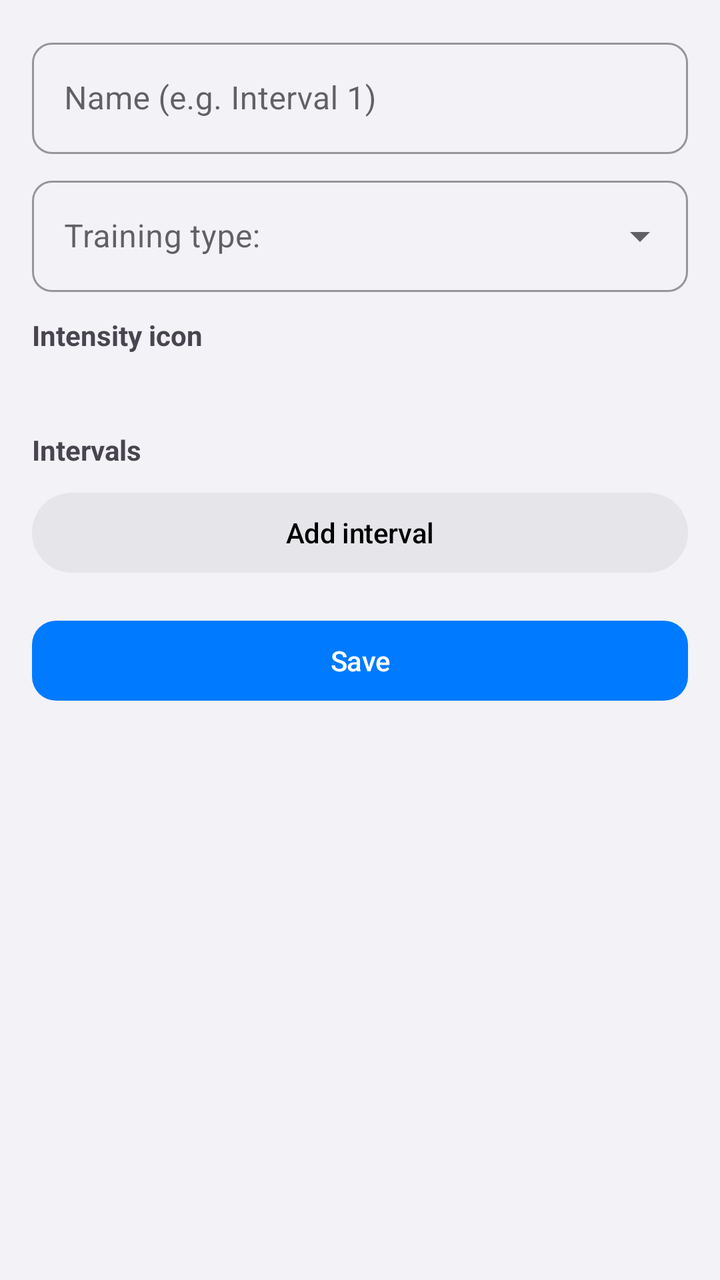
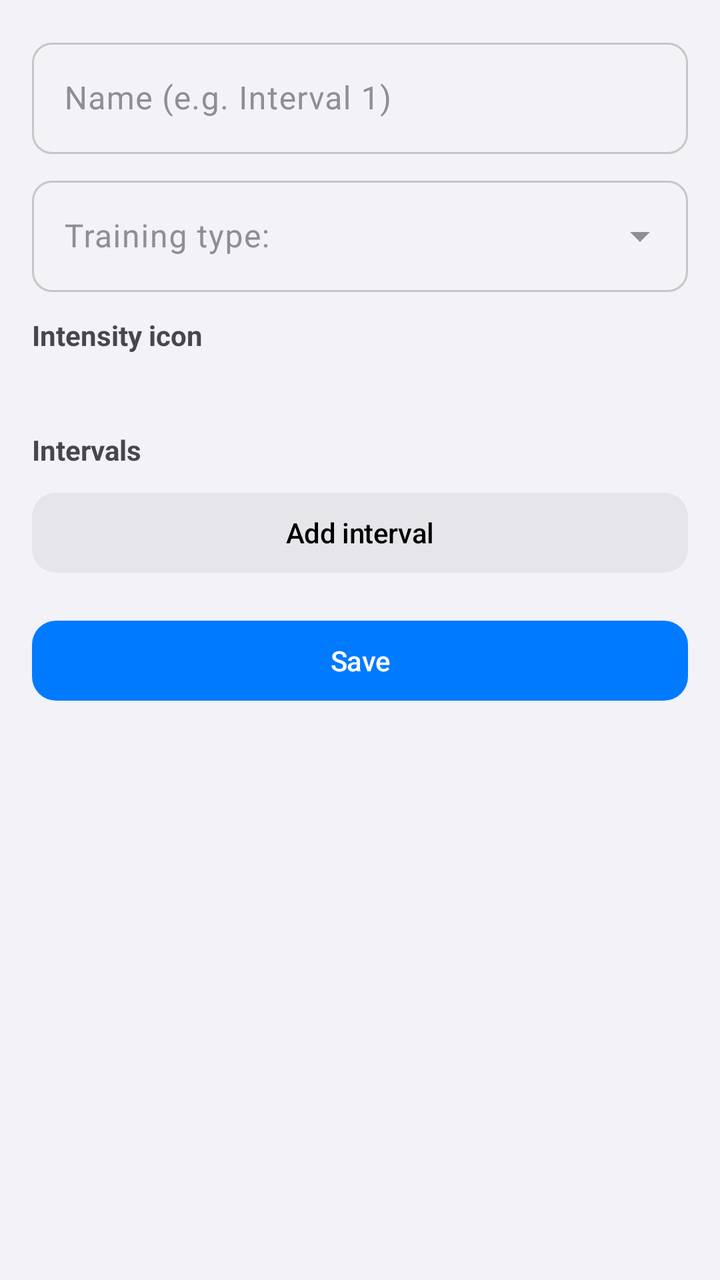

Before-and-after screenshots of an Android layout around one commit, followed by the original layout XML and the change that was made.
<!-- AndroidManifest.xml: application theme Theme.Runner -->
<!-- res/layout/fragment_template_edit.xml -->
<?xml version="1.0" encoding="utf-8"?>
<androidx.core.widget.NestedScrollView xmlns:android="http://schemas.android.com/apk/res/android"
    xmlns:app="http://schemas.android.com/apk/res-auto"
    android:id="@+id/scroll_template_edit"
    android:layout_width="match_parent"
    android:layout_height="match_parent"
    android:fillViewport="true">

    <LinearLayout
        android:layout_width="match_parent"
        android:layout_height="wrap_content"
        android:orientation="vertical"
        android:padding="16dp">

        <com.google.android.material.textfield.TextInputLayout
            android:layout_width="match_parent"
            android:layout_height="wrap_content"
            style="@style/Widget.MaterialComponents.TextInputLayout.OutlinedBox">

            <com.google.android.material.textfield.TextInputEditText
                android:id="@+id/editText_template_name"
                android:layout_width="match_parent"
                android:layout_height="wrap_content"
                android:hint="@string/template_name_hint" />
        </com.google.android.material.textfield.TextInputLayout>

        <com.google.android.material.textfield.TextInputLayout
            android:layout_width="match_parent"
            android:layout_height="wrap_content"
            android:layout_marginTop="8dp"
            style="@style/Widget.MaterialComponents.TextInputLayout.OutlinedBox.ExposedDropdownMenu">

            <AutoCompleteTextView
                android:id="@+id/autoComplete_workout_type"
                android:layout_width="match_parent"
                android:layout_height="wrap_content"
                android:inputType="none"
                android:hint="@string/add_workout_label_type" />
        </com.google.android.material.textfield.TextInputLayout>

        <TextView
            android:layout_width="wrap_content"
            android:layout_height="wrap_content"
            android:layout_marginTop="12dp"
            android:text="@string/intensity_icon_label"
            android:textStyle="bold" />

        <androidx.recyclerview.widget.RecyclerView
            android:id="@+id/recyclerView_icons"
            android:layout_width="match_parent"
            android:layout_height="wrap_content"
            android:layout_marginTop="4dp"
            android:nestedScrollingEnabled="false"
            android:orientation="horizontal" />

        <TextView
            android:id="@+id/textView_icon_hint"
            android:layout_width="match_parent"
            android:layout_height="wrap_content"
            android:layout_marginTop="2dp"
            android:textAppearance="?attr/textAppearanceBodySmall"
            android:textColor="?attr/colorOnSurfaceVariant" />

        <TextView
            android:layout_width="wrap_content"
            android:layout_height="wrap_content"
            android:layout_marginTop="16dp"
            android:text="@string/template_segments"
            android:textStyle="bold" />

        
        <TextView
            android:id="@+id/textView_zone_disabled_hint"
            android:layout_width="match_parent"
            android:layout_height="wrap_content"
            android:layout_marginTop="4dp"
            android:text="@string/segment_target_zone_disabled"
            android:textColor="?attr/colorOnSurfaceVariant"
            android:textSize="13sp"
            android:visibility="gone" />

        <com.google.android.material.button.MaterialButton
            android:id="@+id/button_open_settings"
            style="@style/Widget.Material3.Button.TextButton"
            android:layout_width="wrap_content"
            android:layout_height="wrap_content"
            android:text="@string/segment_target_open_settings"
            android:visibility="gone" />

        <androidx.recyclerview.widget.RecyclerView
            android:id="@+id/recyclerView_segments"
            android:layout_width="match_parent"
            android:layout_height="wrap_content"
            android:nestedScrollingEnabled="false"
            android:overScrollMode="never" />

        <com.google.android.material.button.MaterialButton
            android:id="@+id/button_add_segment"
            style="@style/Widget.Material3.Button.TonalButton"
            android:layout_width="match_parent"
            android:layout_height="wrap_content"
            android:layout_marginTop="8dp"
            android:text="@string/template_add_segment" />

        <com.google.android.material.button.MaterialButton
            android:id="@+id/button_save_template"
            android:layout_width="match_parent"
            android:layout_height="wrap_content"
            android:layout_marginTop="16dp"
            android:text="@string/save" />

        <com.google.android.material.button.MaterialButton
            android:id="@+id/button_delete_template"
            style="@style/Widget.Material3.Button.OutlinedButton"
            android:layout_width="match_parent"
            android:layout_height="wrap_content"
            android:layout_marginTop="8dp"
            android:text="@string/delete"
            android:visibility="gone" />
    </LinearLayout>
</androidx.core.widget.NestedScrollView>
<!-- resources referenced by this layout -->
<resources>
  <style name="Theme.Runner" parent="Theme.Material3.DayNight.NoActionBar">
          
          <item name="colorPrimary">@color/ios_blue</item>
          <item name="colorOnPrimary">@color/white</item>
          <item name="colorPrimaryContainer">@color/blue_100</item>
          <item name="colorOnPrimaryContainer">@color/blue_900</item>
          <item name="colorSecondary">@color/ios_indigo</item>
          <item name="colorOnSecondary">@color/white</item>
          <item name="colorSecondaryContainer">@color/ios_gray5</item>
          <item name="colorOnSecondaryContainer">@color/ios_label</item>
          <item name="colorTertiary">@color/ios_orange</item>
          <item name="colorOnTertiary">@color/white</item>
          <item name="colorTertiaryContainer">@color/ios_tertiary_container</item>
          <item name="colorOnTertiaryContainer">@color/ios_on_tertiary_container</item>
          <item name="colorError">@color/ios_red</item>
          <item name="colorOnError">@color/white</item>
          <item name="colorErrorContainer">@color/ios_error_container</item>
          <item name="colorOnErrorContainer">@color/ios_on_error_container</item>
  
          
          <item name="android:colorBackground">@color/ios_grouped_background</item>
          <item name="colorOnBackground">@color/ios_label</item>
          <item name="colorSurface">@color/ios_secondary_grouped_background</item>
          <item name="colorOnSurface">@color/ios_label</item>
          <item name="colorSurfaceVariant">@color/ios_gray5</item>
          <item name="colorOnSurfaceVariant">@color/ios_gray</item>
          <item name="colorSurfaceContainerLowest">@color/white</item>
          <item name="colorSurfaceContainerLow">@color/ios_gray6</item>
          <item name="colorSurfaceContainer">@color/ios_gray6</item>
          <item name="colorSurfaceContainerHigh">@color/ios_gray5</item>
          <item name="colorSurfaceContainerHighest">@color/ios_gray4</item>
          <item name="colorOutline">@color/ios_opaque_separator</item>
          <item name="colorOutlineVariant">@color/ios_gray5</item>
  
          
          <item name="android:statusBarColor">@color/ios_grouped_background</item>
          <item name="android:navigationBarColor">@color/ios_grouped_background</item>
          <item name="android:windowLightStatusBar">true</item>
          <item name="android:windowLightNavigationBar" tools:targetApi="o_mr1">true</item>
  
          
          <item name="shapeAppearanceSmallComponent">@style/ShapeAppearance.Runner.SmallComponent</item>
          <item name="shapeAppearanceMediumComponent">@style/ShapeAppearance.Runner.MediumComponent</item>
          <item name="shapeAppearanceLargeComponent">@style/ShapeAppearance.Runner.LargeComponent</item>
  
          
          <item name="materialButtonStyle">@style/Widget.Runner.Button</item>
          <item name="materialButtonOutlinedStyle">@style/Widget.Runner.Button.Outlined</item>
          <item name="borderlessButtonStyle">@style/Widget.Runner.Button.Text</item>
          <item name="materialCardViewStyle">@style/Widget.Runner.Card</item>
          <item name="floatingActionButtonStyle">@style/Widget.Runner.Fab</item>
          <item name="navigationViewStyle">@style/Widget.Runner.NavigationView</item>
          <item name="toolbarStyle">@style/Widget.Runner.Toolbar</item>
          <item name="textInputStyle">@style/Widget.Runner.TextInput</item>
          <item name="switchStyle">@style/Widget.Runner.Switch</item>
          <item name="materialAlertDialogTheme">@style/ThemeOverlay.Runner.MaterialAlertDialog</item>
          <item name="snackbarStyle">@style/Widget.Runner.Snackbar</item>
          <item name="snackbarButtonStyle">@style/Widget.Runner.Snackbar.Button</item>
      </style>
  <style name="Widget.Runner.Button.Outlined" parent="Widget.Material3.Button.OutlinedButton">
          <item name="cornerRadius">12dp</item>
          <item name="android:textAllCaps">false</item>
          <item name="strokeColor">@color/ios_opaque_separator</item>
          <item name="strokeWidth">1dp</item>
      </style>
  <style name="Widget.Runner.Switch" parent="Widget.Material3.CompoundButton.MaterialSwitch">
          <item name="thumbTint">@color/ios_switch_thumb</item>
          <item name="trackTint">@color/ios_switch_track</item>
      </style>
  <!-- unchanged entries left out for length: 42 -->
</resources>

<!-- the commit's change to res/layout/fragment_template_edit.xml (unified diff, before → after) -->
@@ -15,7 +15,7 @@
         <com.google.android.material.textfield.TextInputLayout
             android:layout_width="match_parent"
             android:layout_height="wrap_content"
-            style="@style/Widget.MaterialComponents.TextInputLayout.OutlinedBox">
+            style="@style/Widget.Runner.TextInput">
 
             <com.google.android.material.textfield.TextInputEditText
                 android:id="@+id/editText_template_name"
@@ -28,7 +28,7 @@
             android:layout_width="match_parent"
             android:layout_height="wrap_content"
             android:layout_marginTop="8dp"
-            style="@style/Widget.MaterialComponents.TextInputLayout.OutlinedBox.ExposedDropdownMenu">
+            style="@style/Widget.Runner.TextInput.ExposedDropdown">
 
             <AutoCompleteTextView
                 android:id="@+id/autoComplete_workout_type"
@@ -58,7 +58,7 @@
             android:layout_width="match_parent"
             android:layout_height="wrap_content"
             android:layout_marginTop="2dp"
-            android:textAppearance="?attr/textAppearanceBodySmall"
+            android:textAppearance="@style/TextAppearance.Runner.Caption"
             android:textColor="?attr/colorOnSurfaceVariant" />
 
         <TextView
@@ -76,12 +76,12 @@
             android:layout_marginTop="4dp"
             android:text="@string/segment_target_zone_disabled"
             android:textColor="?attr/colorOnSurfaceVariant"
-            android:textSize="13sp"
+            android:textAppearance="@style/TextAppearance.Runner.Footnote"
             android:visibility="gone" />
 
         <com.google.android.material.button.MaterialButton
             android:id="@+id/button_open_settings"
-            style="@style/Widget.Material3.Button.TextButton"
+            style="@style/Widget.Runner.Button.Text"
             android:layout_width="wrap_content"
             android:layout_height="wrap_content"
             android:text="@string/segment_target_open_settings"
@@ -96,7 +96,7 @@
 
         <com.google.android.material.button.MaterialButton
             android:id="@+id/button_add_segment"
-            style="@style/Widget.Material3.Button.TonalButton"
+            style="@style/Widget.Runner.Button.Tonal"
             android:layout_width="match_parent"
             android:layout_height="wrap_content"
             android:layout_marginTop="8dp"
@@ -111,7 +111,7 @@
 
         <com.google.android.material.button.MaterialButton
             android:id="@+id/button_delete_template"
-            style="@style/Widget.Material3.Button.OutlinedButton"
+            style="@style/Widget.Runner.Button.Outlined"
             android:layout_width="match_parent"
             android:layout_height="wrap_content"
             android:layout_marginTop="8dp"
<!-- resource entries referenced after the edit -->
@@ -1,5 +1,11 @@
 <!-- resources referenced by this layout -->
 <resources>
+  <style name="TextAppearance.Runner.Caption">
+          <item name="android:textSize">12sp</item>
+      </style>
+  <style name="TextAppearance.Runner.Footnote">
+          <item name="android:textSize">13sp</item>
+      </style>
   <style name="Theme.Runner" parent="Theme.Material3.DayNight.NoActionBar">
           
           <item name="colorPrimary">@color/ios_blue</item>
@@ -55,6 +61,9 @@
           <item name="toolbarStyle">@style/Widget.Runner.Toolbar</item>
           <item name="textInputStyle">@style/Widget.Runner.TextInput</item>
           <item name="switchStyle">@style/Widget.Runner.Switch</item>
+          <item name="materialSwitchStyle">@style/Widget.Runner.Switch</item>
+          <item name="chipStyle">@style/Widget.Runner.Chip.Filter</item>
+          <item name="checkboxStyle">@style/Widget.Runner.CheckBox</item>
           <item name="materialAlertDialogTheme">@style/ThemeOverlay.Runner.MaterialAlertDialog</item>
           <item name="snackbarStyle">@style/Widget.Runner.Snackbar</item>
           <item name="snackbarButtonStyle">@style/Widget.Runner.Snackbar.Button</item>
@@ -62,12 +71,35 @@
   <style name="Widget.Runner.Button.Outlined" parent="Widget.Material3.Button.OutlinedButton">
           <item name="cornerRadius">12dp</item>
           <item name="android:textAllCaps">false</item>
+          <item name="android:letterSpacing">-0.01</item>
           <item name="strokeColor">@color/ios_opaque_separator</item>
           <item name="strokeWidth">1dp</item>
+      </style>
+  <style name="Widget.Runner.Button.Tonal" parent="Widget.Material3.Button.TonalButton">
+          <item name="cornerRadius">12dp</item>
+          <item name="android:textAllCaps">false</item>
+          <item name="android:letterSpacing">-0.01</item>
+          <item name="elevation">0dp</item>
+      </style>
+  <style name="Widget.Runner.TextInput.ExposedDropdown" parent="Widget.Material3.TextInputLayout.OutlinedBox.ExposedDropdownMenu">
+          <item name="boxCornerRadiusTopStart">10dp</item>
+          <item name="boxCornerRadiusTopEnd">10dp</item>
+          <item name="boxCornerRadiusBottomStart">10dp</item>
+          <item name="boxCornerRadiusBottomEnd">10dp</item>
+          <item name="boxStrokeColor">@color/ios_text_input_stroke</item>
       </style>
   <style name="Widget.Runner.Switch" parent="Widget.Material3.CompoundButton.MaterialSwitch">
           <item name="thumbTint">@color/ios_switch_thumb</item>
           <item name="trackTint">@color/ios_switch_track</item>
+          <item name="trackDecorationTint">@android:color/transparent</item>
+      </style>
+  <style name="Widget.Runner.Chip.Filter" parent="Widget.Material3.Chip.Filter">
+          <item name="shapeAppearance">@style/ShapeAppearance.Material3.Corner.Full</item>
+          <item name="checkedIconVisible">false</item>
+          <item name="android:textAllCaps">false</item>
+      </style>
+  <style name="Widget.Runner.CheckBox" parent="Widget.Material3.CompoundButton.CheckBox">
+          <item name="buttonTint">@color/ios_checkbox_tint</item>
       </style>
   <!-- unchanged entries left out for length: 42 -->
 </resources>
